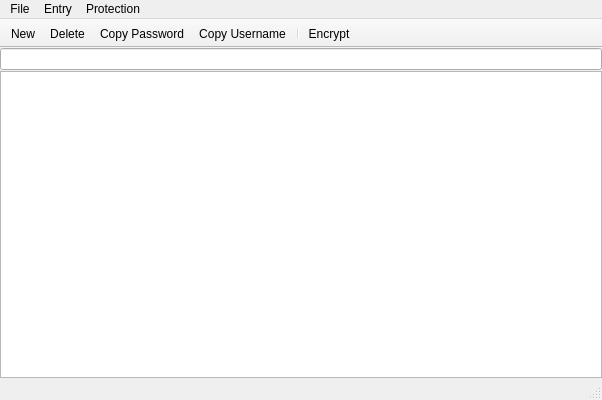
Before: the Qt Designer form Wilhelmina/Wilhelmina.ui in nrosvall/Wilhelmina, drawn with Qt 5.
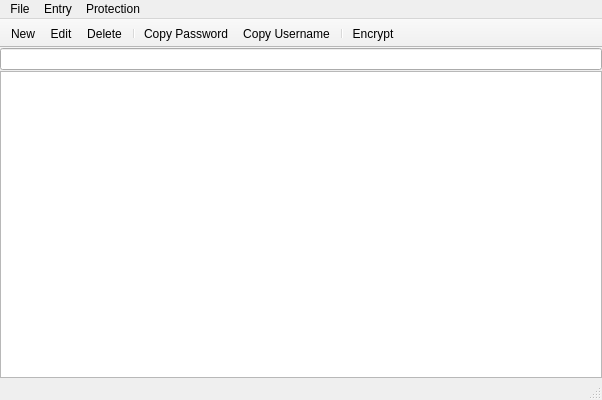
After: the same form once the commit is applied. Icons and pictures are not drawn.

Commit message: Implement action for editing an entry.

Patch:
```diff
--- a/Wilhelmina/Wilhelmina.ui
+++ b/Wilhelmina/Wilhelmina.ui
@@ -139,7 +139,9 @@
     <bool>false</bool>
    </attribute>
    <addaction name="actionNew"/>
+   <addaction name="actionEdit"/>
    <addaction name="actionDelete"/>
+   <addaction name="separator"/>
    <addaction name="actionCopyPassword"/>
    <addaction name="actionCopyUsername"/>
    <addaction name="separator"/>
@@ -269,6 +271,18 @@
     <string>Change Master Passphrase...</string>
    </property>
   </action>
+  <action name="actionEdit">
+   <property name="icon">
+    <iconset resource="Wilhelmina.qrc">
+     <normaloff>:/wilhelmina/icons/edit.png</normaloff>:/wilhelmina/icons/edit.png</iconset>
+   </property>
+   <property name="text">
+    <string>Edit...</string>
+   </property>
+   <property name="iconVisibleInMenu">
+    <bool>false</bool>
+   </property>
+  </action>
  </widget>
  <layoutdefault spacing="6" margin="11"/>
  <resources>
```
Left out of the diff: 18 changed lines with no effect on the pictures. The commit also changes 5 other files.
